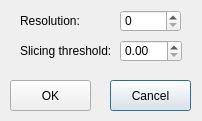
xwzhangcs/LEGO, file LEGO/OurCustomOptionDialog.ui: the form before one commit.
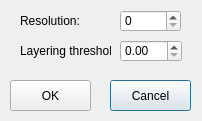
The form after the commit.

Patch:
```diff
--- a/LEGO/OurCustomOptionDialog.ui
+++ b/LEGO/OurCustomOptionDialog.ui
@@ -82,7 +82,7 @@
     </rect>
    </property>
    <property name="text">
-    <string>Slicing threshold:</string>
+    <string>Layering threshold:</string>
    </property>
   </widget>
  </widget>
```
Left out of the diff: 2 changed lines with no effect on the pictures.
